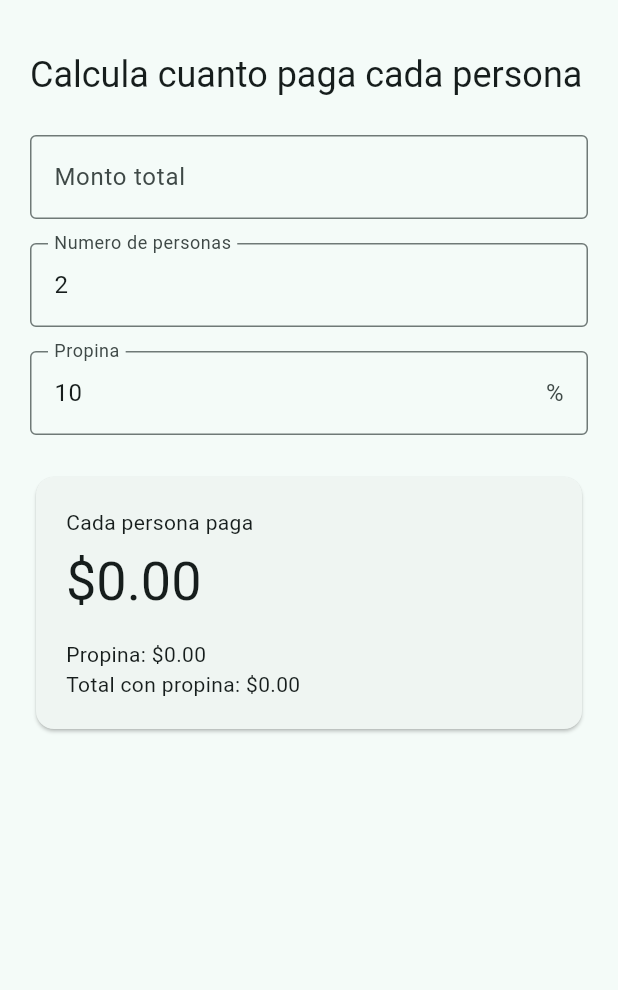
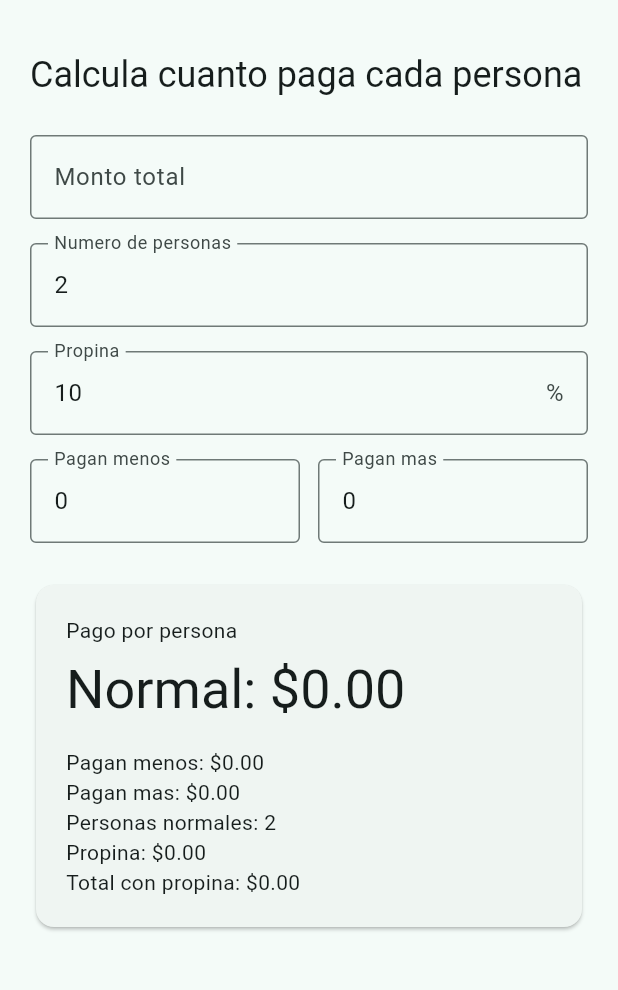
Before and after one commit to BrisneyRod/Clase-ProgramacionApss2026, a Flutter app: the screen it shows after launch, on a phone screen of 412 x 824 dp, the part 63-1053 px from its top. Run offline on Flutter 3.47's test engine with Material 3 defaults, Android fonts, the phone set to English and light mode, and no system bars.

Commit message:
agregar pagos diferenciados en vibe

```diff
--- a/lib/main.dart
+++ b/lib/main.dart
@@ -31,22 +31,35 @@ class _BillSplitterPageState extends State<BillSplitterPage> {
   final _totalController = TextEditingController();
   final _peopleController = TextEditingController(text: '2');
   final _tipController = TextEditingController(text: '10');
+  final _lessPeopleController = TextEditingController(text: '0');
+  final _morePeopleController = TextEditingController(text: '0');
 
   @override
   void dispose() {
     _totalController.dispose();
     _peopleController.dispose();
     _tipController.dispose();
+    _lessPeopleController.dispose();
+    _morePeopleController.dispose();
     super.dispose();
   }
 
   double get _total => double.tryParse(_totalController.text) ?? 0;
   int get _people => int.tryParse(_peopleController.text) ?? 0;
   double get _tipPercent => double.tryParse(_tipController.text) ?? 0;
+  int get _lessPeople => int.tryParse(_lessPeopleController.text) ?? 0;
+  int get _morePeople => int.tryParse(_morePeopleController.text) ?? 0;
+  int get _normalPeople =>
+      (_people - _lessPeople - _morePeople).clamp(0, _people);
 
   double get _tipAmount => _total * (_tipPercent / 100);
   double get _grandTotal => _total + _tipAmount;
-  double get _amountPerPerson => _people > 0 ? _grandTotal / _people : 0;
+  double get _weightedUnits =>
+      (_lessPeople * 0.75) + _normalPeople + (_morePeople * 1.25);
+  double get _baseShare => _weightedUnits > 0 ? _grandTotal / _weightedUnits : 0;
+  double get _lessShare => _baseShare * 0.75;
+  double get _normalShare => _baseShare;
+  double get _moreShare => _baseShare * 1.25;
 
   @override
   Widget build(BuildContext context) {
@@ -96,6 +109,34 @@ class _BillSplitterPageState extends State<BillSplitterPage> {
               ),
               onChanged: (_) => setState(() {}),
             ),
+            const SizedBox(height: 16),
+            Row(
+              children: [
+                Expanded(
+                  child: TextField(
+                    controller: _lessPeopleController,
+                    keyboardType: TextInputType.number,
+                    decoration: const InputDecoration(
+                      labelText: 'Pagan menos',
+                      border: OutlineInputBorder(),
+                    ),
+                    onChanged: (_) => setState(() {}),
+                  ),
+                ),
+                const SizedBox(width: 12),
+                Expanded(
+                  child: TextField(
+                    controller: _morePeopleController,
+                    keyboardType: TextInputType.number,
+                    decoration: const InputDecoration(
+                      labelText: 'Pagan mas',
+                      border: OutlineInputBorder(),
+                    ),
+                    onChanged: (_) => setState(() {}),
+                  ),
+                ),
+              ],
+            ),
             const SizedBox(height: 24),
             Card(
               child: Padding(
@@ -103,14 +144,17 @@ class _BillSplitterPageState extends State<BillSplitterPage> {
                 child: Column(
                   crossAxisAlignment: CrossAxisAlignment.start,
                   children: [
-                    const Text('Cada persona paga'),
+                    const Text('Pago por persona'),
                     const SizedBox(height: 8),
                     Text(
-                      '\$${_amountPerPerson.toStringAsFixed(2)}',
-                      key: const Key('amount-per-person'),
+                      'Normal: \$${_normalShare.toStringAsFixed(2)}',
+                      key: const Key('normal-share'),
                       style: Theme.of(context).textTheme.displaySmall,
                     ),
                     const SizedBox(height: 16),
+                    Text('Pagan menos: \$${_lessShare.toStringAsFixed(2)}'),
+                    Text('Pagan mas: \$${_moreShare.toStringAsFixed(2)}'),
+                    Text('Personas normales: $_normalPeople'),
                     Text('Propina: \$${_tipAmount.toStringAsFixed(2)}'),
                     Text(
                       'Total con propina: \$${_grandTotal.toStringAsFixed(2)}',
```
Also changed, not shown: 2 other files.
